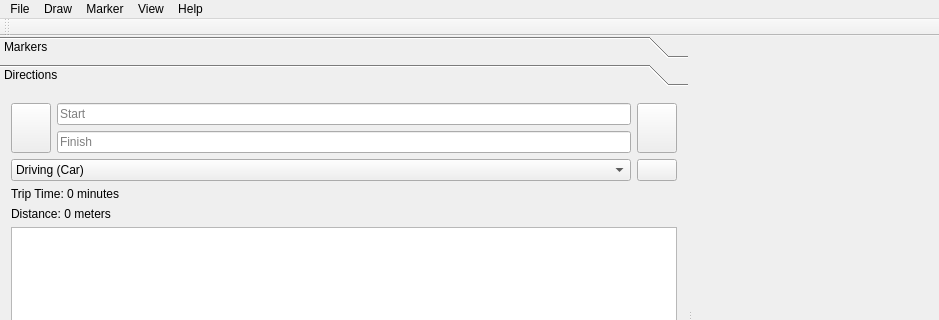
Before: the Qt Designer form mainwindow.ui in archnemesis/OSMExplorer, drawn with Qt 5; both pictures show x 0 to 939 and y 0 to 320 of the 939 by 623 pixel window.
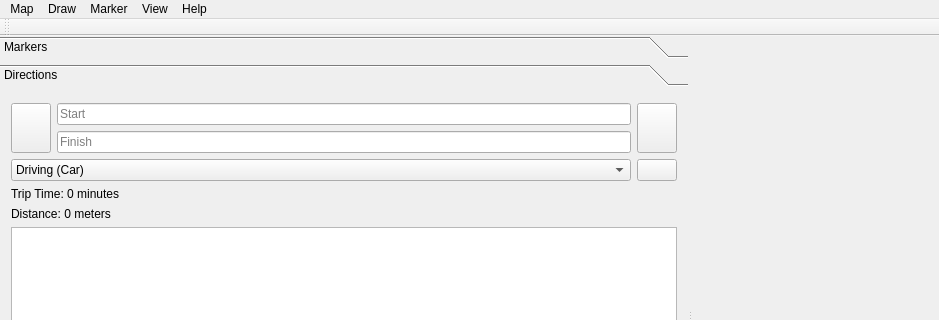
After: the same form once the commit is applied. Icons and pictures are not drawn. Custom widgets are drawn as their Qt base class.

The edit to the form file:
```diff
--- a/mainwindow.ui
+++ b/mainwindow.ui
@@ -244,7 +244,7 @@
    </property>
    <widget class="QMenu" name="menuFile">
     <property name="title">
-     <string>File</string>
+     <string>Map</string>
     </property>
     <addaction name="actionFileSettings"/>
     <addaction name="separator"/>
```
Left out of the diff: 88 changed lines with no effect on the pictures.
